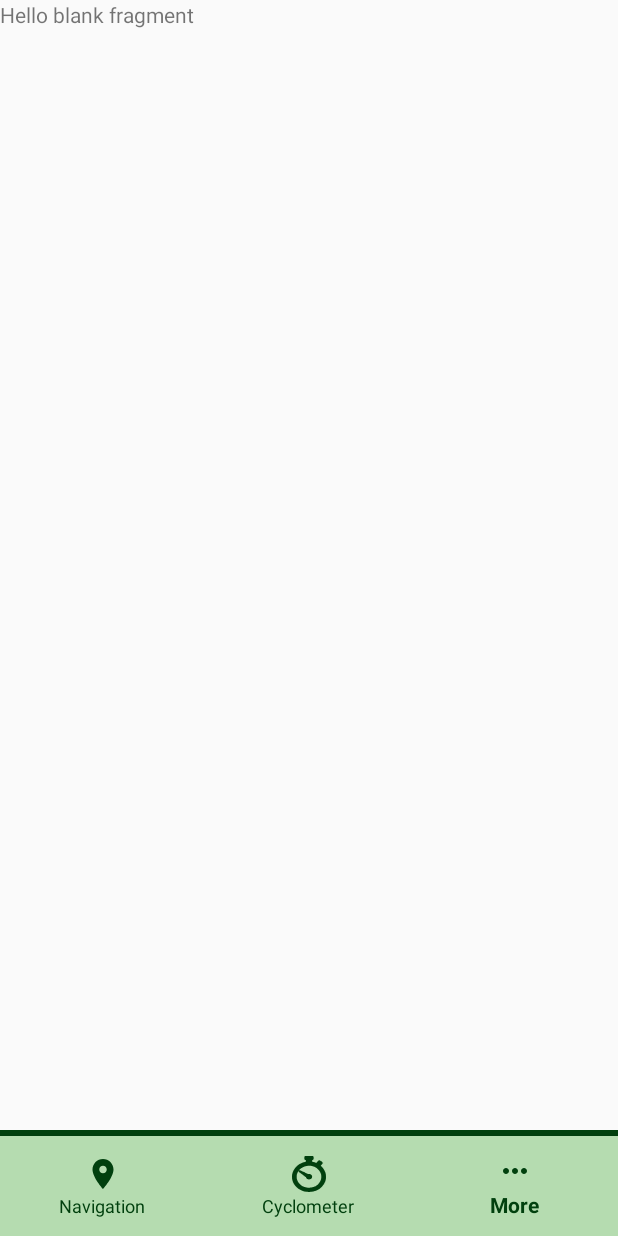
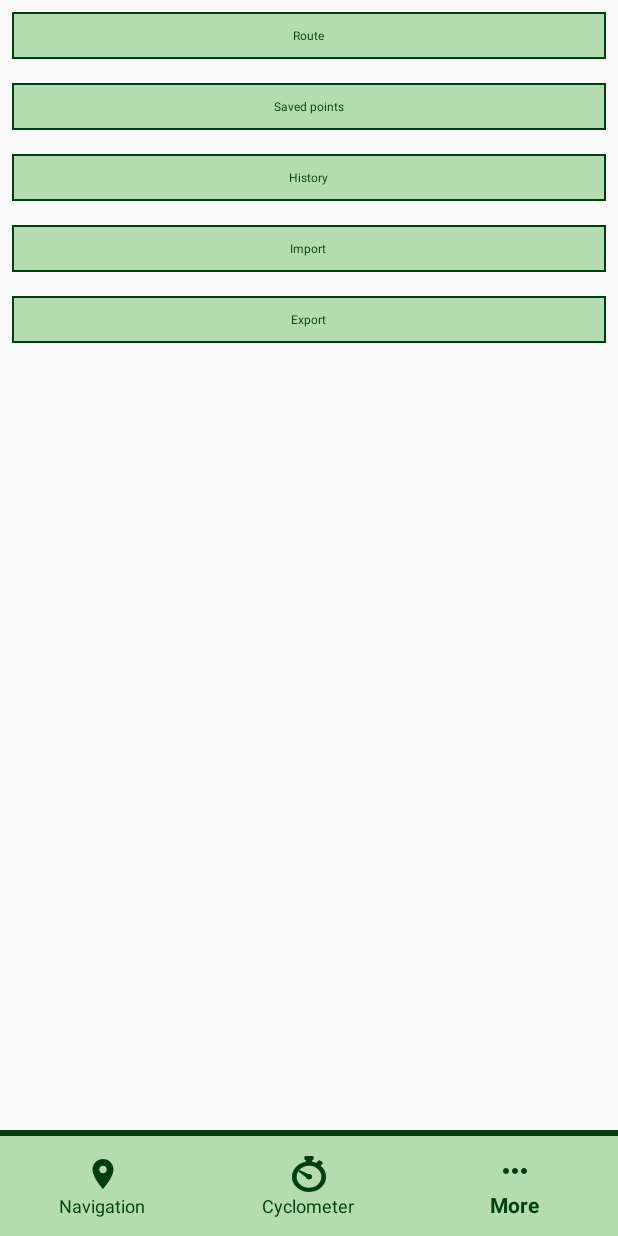
Before and after one commit to lukaszknitter/group-project, an Android app: the screen it shows after launch (MainActivity), item 3 of the bottom bar chosen, on a phone screen of 412 x 824 dp. Run offline under Robolectric (Android 15) with nearby library versions, the phone set to English and light mode, and no system bars.

Commit message:
Layout for more menu

```diff
--- a/app/src/debug/res/values/dimen.xml
+++ b/app/src/debug/res/values/dimen.xml
@@ -5,6 +5,7 @@
     <dimen name="fontSizeSecondary">12sp</dimen>
     <dimen name="fontSizeTitle">20sp</dimen>
     <dimen name="fontSizeValue">45sp</dimen>
+    <dimen name="moreMarginItem">7dp</dimen>
     <dimen name="cyclocomputerMarginItem">7dp</dimen>
     <dimen name="cyclocomputerMarginTopItemValue">-8dp</dimen>
 </resources>
--- /dev/null
+++ b/app/src/main/res/drawable/element_background_border.xml
@@ -0,0 +1,16 @@
+<shape xmlns:android="http://schemas.android.com/apk/res/android"
+    android:shape="rectangle" >
+    <!-- This is the stroke you want to define -->
+    <stroke android:width="1dp"
+        android:color="@color/primaryDark"/>
+
+    <!-- Optional, round your corners -->
+    <!--
+    <corners android:bottomLeftRadius="10dp"
+        android:topLeftRadius="10dp"
+        android:bottomRightRadius="10dp"
+        android:topRightRadius="10dp" />
+    -->
+    <!-- Optional, fill the rest of your background with a color or gradient, use transparent if you only want the border to be displayed-->
+    <solid android:color="@color/primaryLight"/>
+</shape>
--- /dev/null
+++ b/app/src/main/res/drawable/ic_exposure_zero_black_24dp.xml
@@ -0,0 +1,5 @@
+<vector android:height="24dp" android:tint="#01400E"
+    android:viewportHeight="24.0" android:viewportWidth="24.0"
+    android:width="24dp" xmlns:android="http://schemas.android.com/apk/res/android">
+    <path android:fillColor="#FF000000" android:pathData="M16.14,12.5c0,1 -0.1,1.85 -0.3,2.55 -0.2,0.7 -0.48,1.27 -0.83,1.7 -0.36,0.44 -0.79,0.75 -1.3,0.95 -0.51,0.2 -1.07,0.3 -1.7,0.3 -0.62,0 -1.18,-0.1 -1.69,-0.3 -0.51,-0.2 -0.95,-0.51 -1.31,-0.95 -0.36,-0.44 -0.65,-1.01 -0.85,-1.7 -0.2,-0.7 -0.3,-1.55 -0.3,-2.55v-2.04c0,-1 0.1,-1.85 0.3,-2.55 0.2,-0.7 0.48,-1.26 0.84,-1.69 0.36,-0.43 0.8,-0.74 1.31,-0.93C10.81,5.1 11.38,5 12,5c0.63,0 1.19,0.1 1.7,0.29 0.51,0.19 0.95,0.5 1.31,0.93 0.36,0.43 0.64,0.99 0.84,1.69 0.2,0.7 0.3,1.54 0.3,2.55v2.04zM14.03,10.14c0,-0.64 -0.05,-1.18 -0.13,-1.62 -0.09,-0.44 -0.22,-0.79 -0.4,-1.06 -0.17,-0.27 -0.39,-0.46 -0.64,-0.58 -0.25,-0.13 -0.54,-0.19 -0.86,-0.19 -0.32,0 -0.61,0.06 -0.86,0.18s-0.47,0.31 -0.64,0.58c-0.17,0.27 -0.31,0.62 -0.4,1.06s-0.13,0.98 -0.13,1.62v2.67c0,0.64 0.05,1.18 0.14,1.62 0.09,0.45 0.23,0.81 0.4,1.09s0.39,0.48 0.64,0.61 0.54,0.19 0.87,0.19c0.33,0 0.62,-0.06 0.87,-0.19s0.46,-0.33 0.63,-0.61c0.17,-0.28 0.3,-0.64 0.39,-1.09 0.09,-0.45 0.13,-0.99 0.13,-1.62v-2.66z"/>
+</vector>
--- a/app/src/main/res/layout/fragment_cyclocomputer_tab_current.xml
+++ b/app/src/main/res/layout/fragment_cyclocomputer_tab_current.xml
@@ -1,8 +1,10 @@
-<FrameLayout xmlns:android="http://schemas.android.com/apk/res/android"
+<androidx.coordinatorlayout.widget.CoordinatorLayout xmlns:android="http://schemas.android.com/apk/res/android"
     xmlns:tools="http://schemas.android.com/tools"
     android:layout_width="match_parent"
+    xmlns:app="http://schemas.android.com/apk/res-auto"
     android:layout_height="match_parent"
     tools:context="pg.groupproject.aruma.fragments.cyclocomputer.CyclocomputerTabCurrentFragment">
+
 
     <ScrollView
         android:layout_width="match_parent"
@@ -177,6 +179,17 @@
             </RelativeLayout>
 
         </LinearLayout>
+
     </ScrollView>
 
-</FrameLayout>
+    <com.google.android.material.floatingactionbutton.FloatingActionButton
+        android:id="@+id/trainingButton"
+        android:layout_width="wrap_content"
+        android:layout_height="wrap_content"
+        android:layout_gravity="bottom|end"
+        android:layout_margin="24dp"
+        app:backgroundTint="@color/primaryLight"
+        app:srcCompat="@drawable/ic_exposure_zero_black_24dp"
+        app:maxImageSize="36dp"/>
+
+</androidx.coordinatorlayout.widget.CoordinatorLayout>
--- a/app/src/main/res/layout/fragment_more.xml
+++ b/app/src/main/res/layout/fragment_more.xml
@@ -4,10 +4,126 @@
     android:layout_height="match_parent"
     tools:context="pg.groupproject.aruma.fragments.MoreFragment">
 
-    <!-- TODO: Update blank fragment layout -->
-    <TextView
+    <ScrollView
         android:layout_width="match_parent"
-        android:layout_height="match_parent"
-        android:text="@string/hello_blank_fragment" />
+        android:layout_height="match_parent">
+
+        <LinearLayout
+            android:id="@+id/more_list"
+            android:layout_width="match_parent"
+            android:layout_height="wrap_content"
+            android:orientation="vertical">
+
+            <RelativeLayout
+                android:id="@+id/more_list_route"
+                android:layout_width="match_parent"
+                android:layout_height="wrap_content"
+                android:layout_margin="@dimen/moreMarginItem"
+                android:padding="10dp"
+                android:background="@drawable/element_background_border"
+
+                >
+                <TextView
+                    android:id="@+id/more_list_route_title"
+                    android:layout_width="wrap_content"
+                    android:layout_height="wrap_content"
+                    android:text="@string/text_route"
+                    android:textColor="@color/font"
+                    android:textSize="@dimen/fontSizePrimary"
+                    android:layout_centerInParent="true"
+
+                    />
+            </RelativeLayout>
+
+            <RelativeLayout
+                android:id="@+id/more_list_saved_points"
+                android:layout_width="match_parent"
+                android:layout_height="wrap_content"
+                android:layout_margin="@dimen/moreMarginItem"
+                android:padding="10dp"
+                android:background="@drawable/element_background_border"
+
+                >
+                <TextView
+                    android:id="@+id/more_list_saved_points_title"
+                    android:layout_width="wrap_content"
+                    android:layout_height="wrap_content"
+                    android:text="@string/text_saved_points"
+                    android:textColor="@color/font"
+                    android:textSize="@dimen/fontSizePrimary"
+                    android:layout_centerInParent="true"
+
+                    />
+            </RelativeLayout>
+
+            <RelativeLayout
+                android:id="@+id/more_list_history"
+                android:layout_width="match_parent"
+                android:layout_height="wrap_content"
+                android:layout_margin="@dimen/moreMarginItem"
+                android:padding="10dp"
+                android:background="@drawable/element_background_border"
+
+                >
+                <TextView
+                    android:id="@+id/more_list_history_title"
+                    android:layout_width="wrap_content"
+                    android:layout_height="wrap_content"
+                    android:text="@string/text_history"
+                    android:textColor="@color/font"
+                    android:textSize="@dimen/fontSizePrimary"
+                    android:layout_centerInParent="true"
+
+                    />
+            </RelativeLayout>
+
+            <RelativeLayout
+                android:id="@+id/more_list_import"
+                android:layout_width="match_parent"
+                android:layout_height="wrap_content"
+                android:layout_margin="@dimen/moreMarginItem"
+                android:padding="10dp"
+                android:background="@drawable/element_background_border"
+
+                >
+                <TextView
+                    android:id="@+id/more_list_import_title"
+                    android:layout_width="wrap_content"
+                    android:layout_height="wrap_content"
+                    android:text="@string/text_import"
+                    android:textColor="@color/font"
+                    android:textSize="@dimen/fontSizePrimary"
+                    android:layout_centerInParent="true"
+
+                    />
+            </RelativeLayout>
+
+            <RelativeLayout
+                android:id="@+id/more_list_export"
+                android:layout_width="match_parent"
+                android:layout_height="wrap_content"
+                android:layout_margin="@dimen/moreMarginItem"
+                android:padding="10dp"
+                android:background="@drawable/element_background_border"
+
+                >
+                <TextView
+                    android:id="@+id/more_list_export_title"
+                    android:layout_width="wrap_content"
+                    android:layout_height="wrap_content"
+                    android:text="@string/text_export"
+                    android:textColor="@color/font"
+                    android:textSize="@dimen/fontSizePrimary"
+                    android:layout_centerInParent="true"
+
+                    />
+            </RelativeLayout>
+
+
+
+
+        </LinearLayout>
+
+    </ScrollView>
 
 </FrameLayout>
--- a/app/src/main/res/layout/fragment_navigation.xml
+++ b/app/src/main/res/layout/fragment_navigation.xml
@@ -46,7 +46,7 @@ android:layout_width="match_parent">
         android:layout_alignParentRight="true"
         android:layout_marginRight="5dp"
         android:layout_marginTop="0dp"
-        android:text="21:37"
+        android:text="00:00"
         android:textSize="@dimen/fontSizePrimary" />
 
     <TextView
@@ -57,7 +57,7 @@ android:layout_width="match_parent">
         android:layout_below="@+id/speedTextView"
         android:layout_marginTop="0dp"
         android:layout_marginLeft="5dp"
-        android:text="- km (- %)"
+        android:text="0 km (0 %)"
         android:textSize="@dimen/fontSizePrimary" />
 
     <TextView
@@ -68,7 +68,7 @@ android:layout_width="match_parent">
         android:layout_below="@+id/clockTextView"
         android:layout_marginTop="0dp"
         android:layout_marginRight="5dp"
-        android:text="-:--"
+        android:text="0:00"
         android:textSize="@dimen/fontSizePrimary" />
 
 
--- a/app/src/main/res/values/strings.xml
+++ b/app/src/main/res/values/strings.xml
@@ -20,5 +20,9 @@
     <string name="text_distance">Distance</string>
     <string name="text_altitude">Altitude</string>
     <string name="text_avg_speed">Average speed</string>
+    <string name="text_route">Route</string>
+    <string name="text_history">History</string>
+    <string name="text_import">Import</string>
+    <string name="text_export">Export</string>
 
 </resources>
```
Also changed, not shown: 1 other file.
